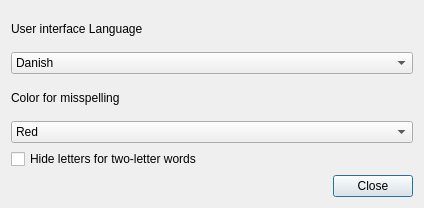
Above: preferencemanager.ui from davidlamhauge/daspelling before the change. Below: the same form after it.
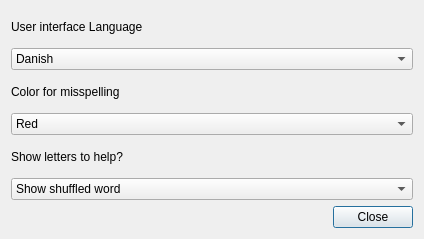
That is the form after the change. Icons and pictures are not drawn.

Patch:
```diff
--- a/preferencemanager.ui
+++ b/preferencemanager.ui
@@ -7,7 +7,7 @@
     <x>0</x>
     <y>0</y>
     <width>424</width>
-    <height>208</height>
+    <height>239</height>
    </rect>
   </property>
   <property name="windowTitle">
@@ -116,10 +116,51 @@
     </widget>
    </item>
    <item>
-    <widget class="QCheckBox" name="checkBox_HideTwoLetterWords">
-     <property name="text">
-      <string>Hide letters for two-letter words</string>
-     </property>
+    <layout class="QHBoxLayout" name="horizontalLayout_4">
+     <item>
+      <widget class="QLabel" name="labShowShuffledWord">
+       <property name="text">
+        <string>Show letters to help?</string>
+       </property>
+      </widget>
+     </item>
+     <item>
+      <spacer name="horizontalSpacer_4">
+       <property name="orientation">
+        <enum>Qt::Horizontal</enum>
+       </property>
+       <property name="sizeHint" stdset="0">
+        <size>
+         <width>40</width>
+         <height>20</height>
+        </size>
+       </property>
+      </spacer>
+     </item>
+    </layout>
+   </item>
+   <item>
+    <widget class="QComboBox" name="cbShowWord">
+     <item>
+      <property name="text">
+       <string>Show shuffled word</string>
+      </property>
+     </item>
+     <item>
+      <property name="text">
+       <string>Hide two letter words</string>
+      </property>
+     </item>
+     <item>
+      <property name="text">
+       <string>Hide two and three letter words</string>
+      </property>
+     </item>
+     <item>
+      <property name="text">
+       <string>Hide shuffled word</string>
+      </property>
+     </item>
     </widget>
    </item>
    <item>
```
Left out of the diff: 2 changed lines with no effect on the pictures.
